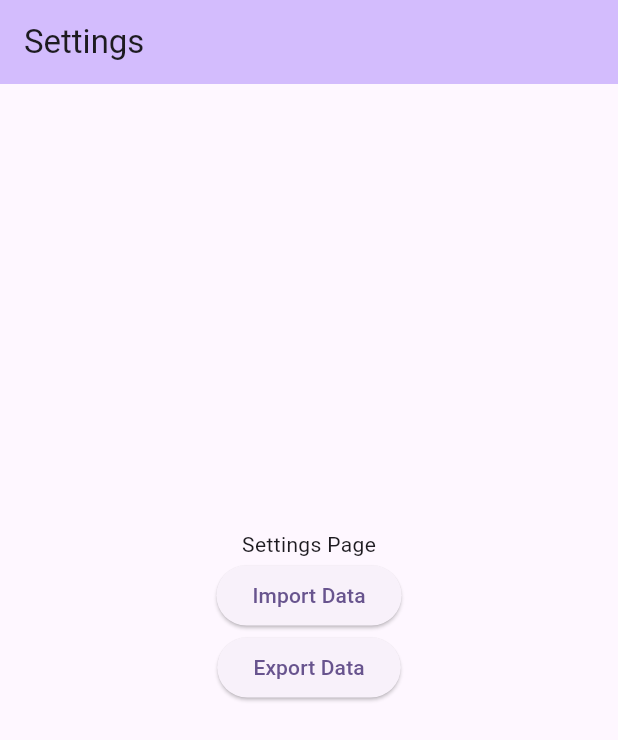
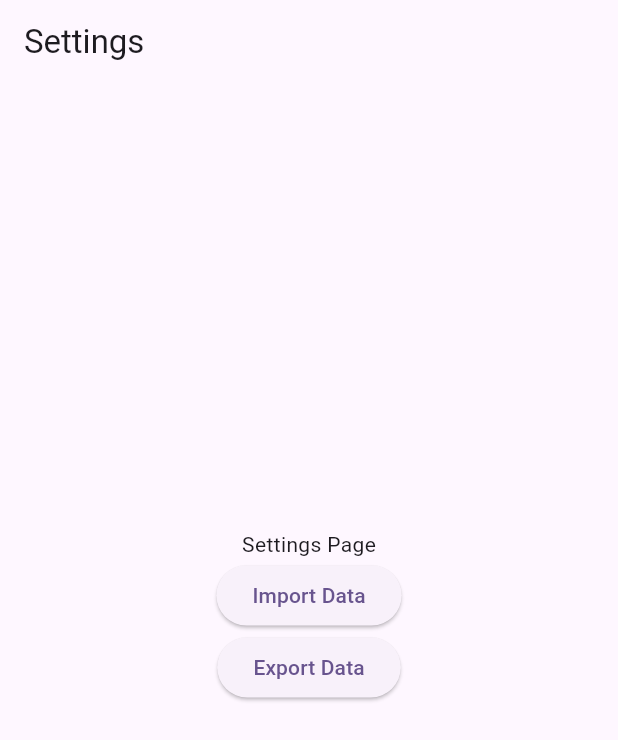
Before and after one commit to kwila-cloud/karriba, a Flutter app: the screen it shows after launch, item 4 of the bottom bar chosen, on a phone screen of 412 x 824 dp. Shown: the top 740 px of the screen. Run offline on Flutter 3.47's test engine with Material 3 defaults, Android fonts, the phone set to English and light mode, and no system bars.

Commit message:
fix: app bar color

```diff
--- a/app/lib/main.dart
+++ b/app/lib/main.dart
@@ -33,7 +33,7 @@ class KarribaHomePage extends StatefulWidget {
 class _KarribaHomePageState extends State<KarribaHomePage> {
   int _selectedIndex = 0;
 
-  static const List<Widget> _widgetOptions = <Widget>[
+  static final List<Widget> _widgetOptions = <Widget>[
     FlightsPage(),
     CustomersPage(),
     ApplicatorsPage(),
@@ -56,10 +56,7 @@ class _KarribaHomePageState extends State<KarribaHomePage> {
   @override
   Widget build(BuildContext context) {
     return Scaffold(
-      appBar: AppBar(
-        backgroundColor: Theme.of(context).colorScheme.inversePrimary,
-        title: Text(_titleOptions.elementAt(_selectedIndex)),
-      ),
+      appBar: AppBar(title: Text(_titleOptions.elementAt(_selectedIndex))),
       body: Center(child: _widgetOptions.elementAt(_selectedIndex)),
       bottomNavigationBar: BottomNavigationBar(
         items: const <BottomNavigationBarItem>[
```
